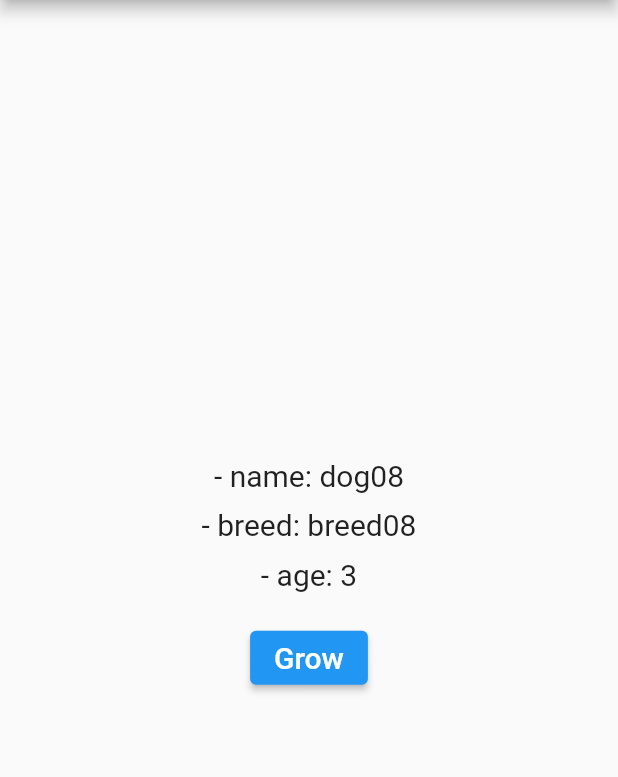
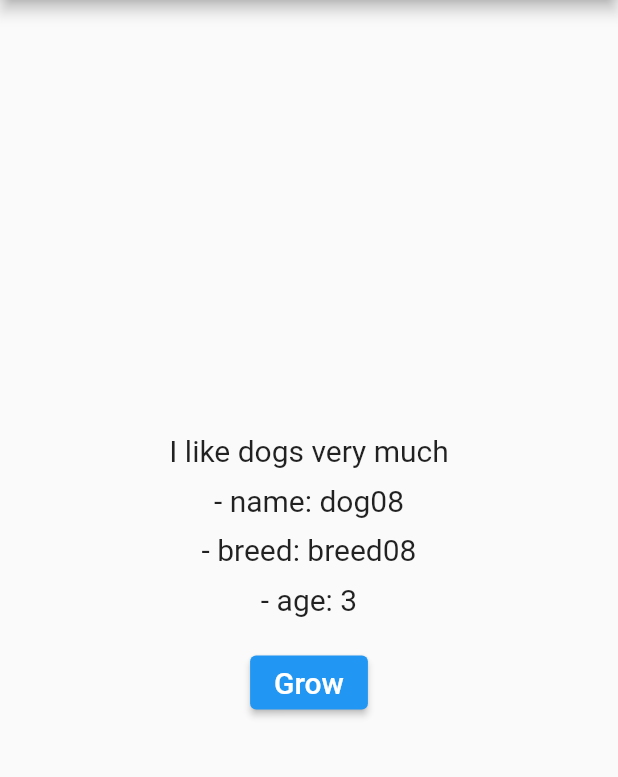
Before and after one commit to sarav-daya/learn-provider, a Flutter app: the screen it shows after launch, on a phone screen of 412 x 824 dp, the part 84-861 px from its top. Run offline on Flutter 3.47's test engine with Material 2 defaults, Android fonts, the phone set to English and light mode, and no system bars.

Commit message:
using child of Consumer widget

```diff
--- a/lib/main.dart
+++ b/lib/main.dart
@@ -47,6 +47,8 @@ class _MyHomePageState extends State<MyHomePage> {
               mainAxisAlignment: MainAxisAlignment.center,
               mainAxisSize: MainAxisSize.min,
               children: [
+                child!,
+                SizedBox(height: 10.0),
                 Text(
                   '- name: ${dog.name}',
                   style: TextStyle(fontSize: 20.0),
@@ -56,7 +58,13 @@ class _MyHomePageState extends State<MyHomePage> {
               ],
             ),
           );
-      }),
+        },
+        // ! This text widget will not be rebuilt whenever the dog object changes
+        child: Text(
+          'I like dogs very much',
+          style: TextStyle(fontSize: 20.0),
+        ),
+      ),
     );
   }
 }
```
Lines whose indentation alone changed are shown as unchanged.
